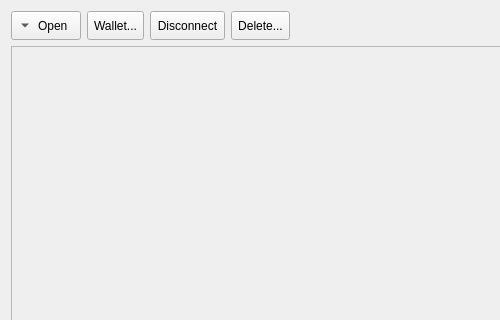
Qt form src/manager/walletcontrolwidget.ui (KDE/kwalletmanager) before a commit; both pictures show x 0 to 500 and y 0 to 320 of the 881 by 512 pixel window.
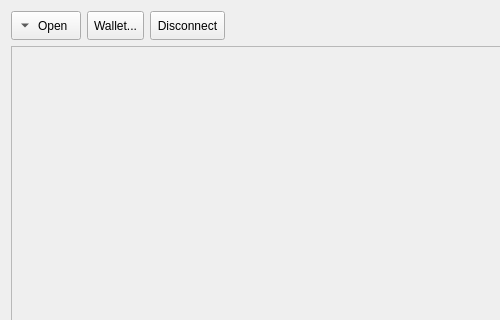
The same form after that commit. Icons and pictures are not drawn.

Commit message:
Moved the "delete wallet" action on the main menu
I initially put a "delete..." button on the WalletContrlWidget, next
to the "disconnect" button. Only, I think that letting such a dangerous
action be there, easy to be mistankely clicked, is not a good idea.
So I finally moved this dangerous command to a less visible place.

What changed in the file:
```diff
--- a/src/manager/walletcontrolwidget.ui
+++ b/src/manager/walletcontrolwidget.ui
@@ -107,31 +107,6 @@
        </property>
       </widget>
      </item>
-     <item>
-      <widget class="QToolButton" name="_delete">
-       <property name="sizePolicy">
-        <sizepolicy hsizetype="Fixed" vsizetype="Preferred">
-         <horstretch>0</horstretch>
-         <verstretch>0</verstretch>
-        </sizepolicy>
-       </property>
-       <property name="text">
-        <string>Delete...</string>
-       </property>
-       <property name="icon">
-        <iconset theme="trash-empty"/>
-       </property>
-       <property name="iconSize">
-        <size>
-         <width>22</width>
-         <height>22</height>
-        </size>
-       </property>
-       <property name="toolButtonStyle">
-        <enum>Qt::ToolButtonTextBesideIcon</enum>
-       </property>
-      </widget>
-     </item>
      <item>
       <spacer name="horizontalSpacer">
        <property name="orientation">
```
Left out of the diff: 17 changed lines with no effect on the pictures. The commit also changes 8 other files.
